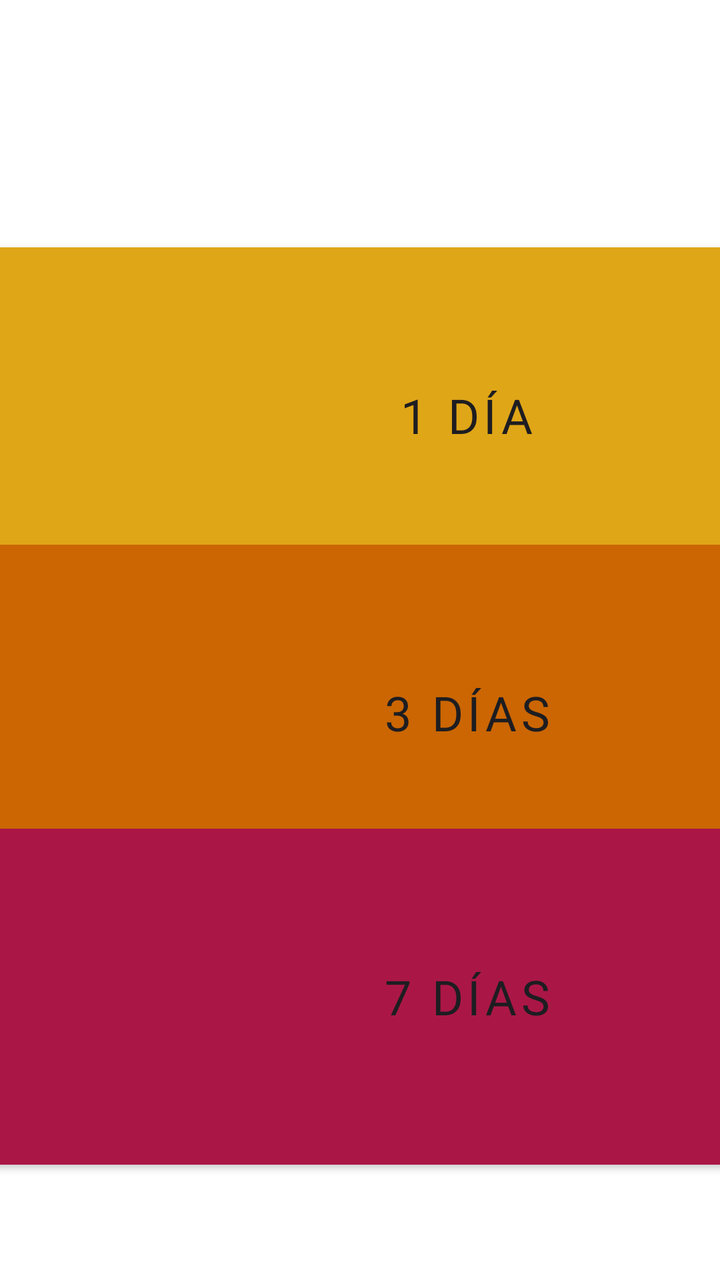
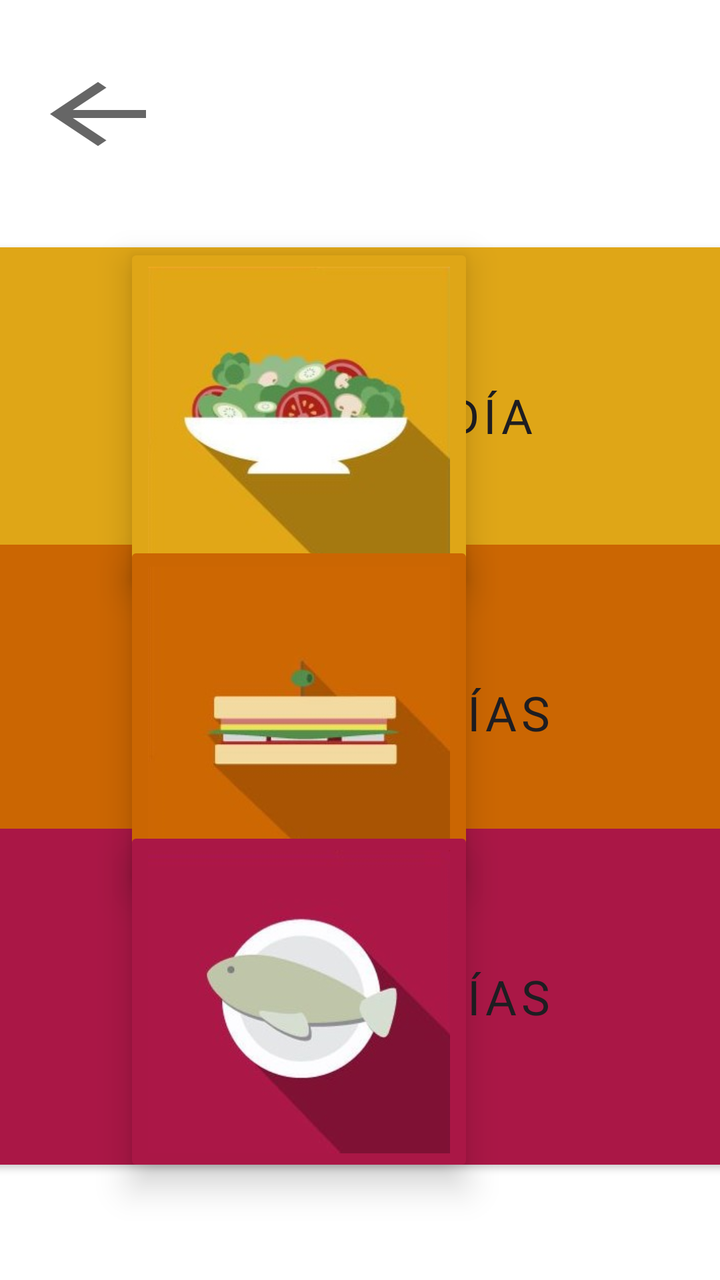

Screens rendered from an Android XML layout before and after an edit, with the pre-edit source and the edit as a unified diff.
<!-- AndroidManifest.xml: application theme Theme.DietaAlPlato -->
<!-- res/layout/activity_dietas.xml -->
<?xml version="1.0" encoding="utf-8"?>
<androidx.constraintlayout.widget.ConstraintLayout xmlns:android="http://schemas.android.com/apk/res/android"
    xmlns:app="http://schemas.android.com/apk/res-auto"
    xmlns:tools="http://schemas.android.com/tools"
    android:id="@+id/main"
    android:layout_width="match_parent"
    android:layout_height="match_parent"
    tools:context=".DietasActivity">

    <TextView
        android:id="@+id/nombrePaciente_textview"
        android:layout_width="wrap_content"
        android:layout_height="wrap_content"
        android:layout_marginStart="10dp"
        android:layout_marginEnd="1112dp"
        android:fontFamily="@font/alfa_slab_one"
        android:text="Nombre:"
        android:textColor="#1E1D21"
        android:textSize="34sp"
        app:layout_constraintBottom_toBottomOf="parent"
        app:layout_constraintEnd_toEndOf="parent"
        app:layout_constraintHorizontal_bias="0.0"
        app:layout_constraintStart_toStartOf="parent"
        app:layout_constraintTop_toTopOf="parent"
        app:layout_constraintVertical_bias="0.033" />

    <TextView
        android:id="@+id/alergiaPaciente_textview"
        android:layout_width="wrap_content"
        android:layout_height="wrap_content"
        android:layout_marginStart="10dp"
        android:layout_marginEnd="1111dp"
        android:fontFamily="@font/alfa_slab_one"
        android:text="Alergias:"
        android:textColor="#1E1D21"
        android:textSize="34sp"
        app:layout_constraintBottom_toBottomOf="parent"
        app:layout_constraintEnd_toEndOf="parent"
        app:layout_constraintHorizontal_bias="0.0"
        app:layout_constraintStart_toStartOf="parent"
        app:layout_constraintTop_toTopOf="parent"
        app:layout_constraintVertical_bias="0.126" />

    <Button
        android:id="@+id/boton1dias_button"
        android:layout_width="550dp"
        android:layout_height="180dp"
        android:backgroundTint="#DFA617"
        android:fontFamily="@font/alfa_slab_one"
        android:text="             1 Día"
        android:textColor="#1E1D21"
        android:textSize="24sp"
        app:cornerRadius="5dp"
        app:layout_constraintBottom_toBottomOf="parent"
        app:layout_constraintEnd_toEndOf="parent"
        app:layout_constraintStart_toStartOf="parent"
        app:layout_constraintTop_toTopOf="parent"
        app:layout_constraintVertical_bias="0.256" />

    <ImageButton
        android:id="@+id/boton1dias_imagebutton"
        android:layout_width="175dp"
        android:layout_height="175dp"
        android:backgroundTint="#DFA617"
        android:scaleType="fitCenter"
        app:layout_constraintBottom_toBottomOf="parent"
        app:layout_constraintEnd_toEndOf="parent"
        app:layout_constraintHorizontal_bias="0.336"
        app:layout_constraintStart_toStartOf="parent"
        app:layout_constraintTop_toTopOf="parent"
        app:layout_constraintVertical_bias="0.262"
        app:srcCompat="@drawable/icono_ensalada" />

    <Button
        android:id="@+id/boton3dias_button"
        android:layout_width="550dp"
        android:layout_height="180dp"
        android:backgroundTint="#CB6602"
        android:fontFamily="@font/alfa_slab_one"
        android:text="             3 Días"
        android:textColor="#1E1D21"
        android:textSize="24sp"
        app:cornerRadius="5dp"
        app:layout_constraintBottom_toBottomOf="parent"
        app:layout_constraintEnd_toEndOf="parent"
        app:layout_constraintStart_toStartOf="parent"
        app:layout_constraintTop_toTopOf="parent"
        app:layout_constraintVertical_bias="0.579" />

    <ImageButton
        android:id="@+id/boton3dias_imagebutton"
        android:layout_width="175dp"
        android:layout_height="175dp"
        android:backgroundTint="#CB6602"
        android:scaleType="fitCenter"
        app:layout_constraintBottom_toBottomOf="parent"
        app:layout_constraintEnd_toEndOf="parent"
        app:layout_constraintHorizontal_bias="0.336"
        app:layout_constraintStart_toStartOf="parent"
        app:layout_constraintTop_toTopOf="parent"
        app:layout_constraintVertical_bias="0.582"
        app:srcCompat="@drawable/icono_sandwich" />

    <Button
        android:id="@+id/boton7dias_button"
        android:layout_width="550dp"
        android:layout_height="180dp"
        android:backgroundTint="#AA1746"
        android:fontFamily="@font/alfa_slab_one"
        android:text="             7 Días"
        android:textColor="#1E1D21"
        android:textSize="24sp"
        app:cornerRadius="5dp"
        app:layout_constraintBottom_toBottomOf="parent"
        app:layout_constraintEnd_toEndOf="parent"
        app:layout_constraintStart_toStartOf="parent"
        app:layout_constraintTop_toTopOf="parent"
        app:layout_constraintVertical_bias="0.888" />

    <ImageButton
        android:id="@+id/boton7dias_imagebutton"
        android:layout_width="175dp"
        android:layout_height="175dp"
        android:backgroundTint="#AA1746"
        android:scaleType="fitCenter"
        app:layout_constraintBottom_toBottomOf="parent"
        app:layout_constraintEnd_toEndOf="parent"
        app:layout_constraintHorizontal_bias="0.336"
        app:layout_constraintStart_toStartOf="parent"
        app:layout_constraintTop_toTopOf="parent"
        app:layout_constraintVertical_bias="0.889"
        app:srcCompat="@drawable/icono_pescado" />

</androidx.constraintlayout.widget.ConstraintLayout>
<!-- resources referenced by this layout -->
<resources>
  <!-- drawable icono_ensalada: jpg bitmap (drawable, 10310 bytes) -->
  <!-- drawable icono_pescado: jpg bitmap (drawable, 8179 bytes) -->
  <!-- drawable icono_sandwich: jpg bitmap (drawable, 6696 bytes) -->
  <style name="Theme.DietaAlPlato" parent="Theme.MaterialComponents.DayNight.DarkActionBar">
          
          <item name="colorPrimary">@color/purple_500</item>
          <item name="colorPrimaryVariant">@color/purple_700</item>
          <item name="colorOnPrimary">@color/white</item>
          
          <item name="colorSecondary">@color/teal_200</item>
          <item name="colorSecondaryVariant">@color/teal_700</item>
          <item name="colorOnSecondary">@color/black</item>
          
          <item name="android:statusBarColor">?attr/colorPrimaryVariant</item>
          
      </style>
  <color name="purple_500">#FF6200EE</color>
  <color name="purple_700">#FF3700B3</color>
  <color name="white">#FFFFFFFF</color>
  <color name="teal_200">#FF03DAC5</color>
  <color name="teal_700">#FF018786</color>
  <color name="black">#FF000000</color>
</resources>

<!-- the commit's change to res/layout/activity_dietas.xml (unified diff, before → after) -->
@@ -6,6 +6,20 @@
     android:layout_width="match_parent"
     android:layout_height="match_parent"
     tools:context=".DietasActivity">
+
+    <ImageButton
+        android:id="@+id/bttReturn"
+        android:layout_width="90dp"
+        android:layout_height="66dp"
+        android:layout_marginStart="4dp"
+        android:layout_marginTop="24dp"
+        android:backgroundTint="#00FFFFFF"
+        android:onClick="onClickReturn"
+        android:scaleX="3"
+        android:scaleY="2"
+        app:layout_constraintStart_toStartOf="parent"
+        app:layout_constraintTop_toTopOf="parent"
+        app:srcCompat="?attr/homeAsUpIndicator" />
 
     <TextView
         android:id="@+id/nombrePaciente_textview"
@@ -22,24 +36,7 @@
         app:layout_constraintHorizontal_bias="0.0"
         app:layout_constraintStart_toStartOf="parent"
         app:layout_constraintTop_toTopOf="parent"
-        app:layout_constraintVertical_bias="0.033" />
-
-    <TextView
-        android:id="@+id/alergiaPaciente_textview"
-        android:layout_width="wrap_content"
-        android:layout_height="wrap_content"
-        android:layout_marginStart="10dp"
-        android:layout_marginEnd="1111dp"
-        android:fontFamily="@font/alfa_slab_one"
-        android:text="Alergias:"
-        android:textColor="#1E1D21"
-        android:textSize="34sp"
-        app:layout_constraintBottom_toBottomOf="parent"
-        app:layout_constraintEnd_toEndOf="parent"
-        app:layout_constraintHorizontal_bias="0.0"
-        app:layout_constraintStart_toStartOf="parent"
-        app:layout_constraintTop_toTopOf="parent"
-        app:layout_constraintVertical_bias="0.126" />
+        app:layout_constraintVertical_bias="0.14" />
 
     <Button
         android:id="@+id/boton1dias_button"
@@ -47,9 +44,9 @@
         android:layout_height="180dp"
         android:backgroundTint="#DFA617"
         android:fontFamily="@font/alfa_slab_one"
+        android:textSize="24sp"
         android:text="             1 Día"
         android:textColor="#1E1D21"
-        android:textSize="24sp"
         app:cornerRadius="5dp"
         app:layout_constraintBottom_toBottomOf="parent"
         app:layout_constraintEnd_toEndOf="parent"
@@ -62,6 +59,7 @@
         android:layout_width="175dp"
         android:layout_height="175dp"
         android:backgroundTint="#DFA617"
+        android:elevation="10dp"
         android:scaleType="fitCenter"
         app:layout_constraintBottom_toBottomOf="parent"
         app:layout_constraintEnd_toEndOf="parent"
@@ -92,6 +90,7 @@
         android:layout_width="175dp"
         android:layout_height="175dp"
         android:backgroundTint="#CB6602"
+        android:elevation="10dp"
         android:scaleType="fitCenter"
         app:layout_constraintBottom_toBottomOf="parent"
         app:layout_constraintEnd_toEndOf="parent"
@@ -122,6 +121,7 @@
         android:layout_width="175dp"
         android:layout_height="175dp"
         android:backgroundTint="#AA1746"
+        android:elevation="10dp"
         android:scaleType="fitCenter"
         app:layout_constraintBottom_toBottomOf="parent"
         app:layout_constraintEnd_toEndOf="parent"
